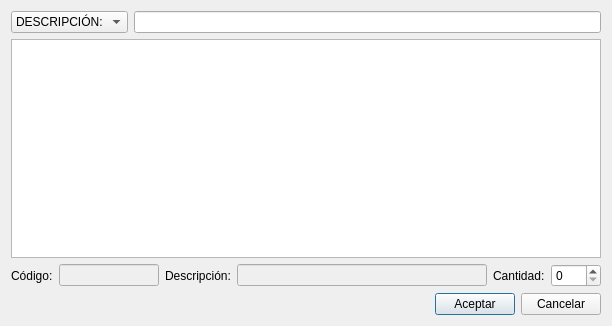
Old version of the form asignaciondialog.ui in the repository kendryfbo/sistema-nomina.
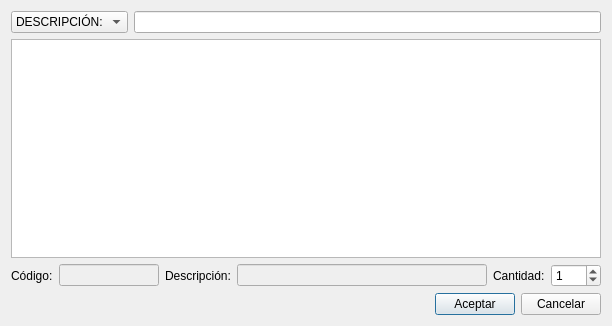
New version of the form.

Patch:
```diff
--- a/asignaciondialog.ui
+++ b/asignaciondialog.ui
@@ -122,6 +122,9 @@
            <height>0</height>
           </size>
          </property>
+         <property name="value">
+          <number>1</number>
+         </property>
         </widget>
        </item>
        <item>
```
